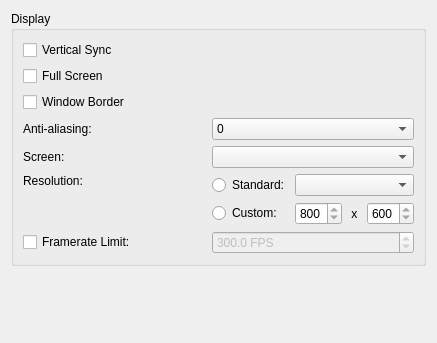
The window that files/ui/graphicspage.ui (sunhawken/openmw) describes before a commit, drawn with Qt 5.
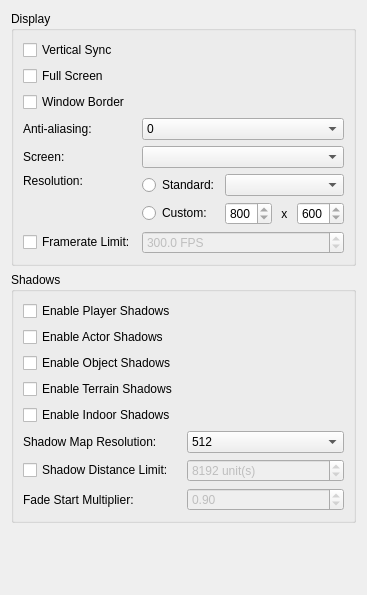
The same window after the commit.

Commit message: Add the most basic shadow settings into the launcher

```diff
--- a/files/ui/graphicspage.ui
+++ b/files/ui/graphicspage.ui
@@ -2,14 +2,6 @@
 <ui version="4.0">
  <class>GraphicsPage</class>
  <widget class="QWidget" name="GraphicsPage">
-  <property name="geometry">
-   <rect>
-    <x>0</x>
-    <y>0</y>
-    <width>437</width>
-    <height>343</height>
-   </rect>
-  </property>
   <layout class="QVBoxLayout" name="verticalLayout">
    <item>
     <widget class="QGroupBox" name="displayGroup">
@@ -178,6 +170,145 @@
      </layout>
     </widget>
    </item>
+   <item>
+    <widget class="QGroupBox" name="shadowGroup">
+     <property name="title">
+      <string>Shadows</string>
+     </property>
+     <layout class="QGridLayout" name="shadowsLayout" columnstretch="0,0,0">
+      <item row="2" column="0">
+       <widget class="QCheckBox" name="actorShadowsCheckBox">
+        <property name="text">
+         <string>Enable Actor Shadows</string>
+        </property>
+       </widget>
+      </item>
+      <item row="4" column="0">
+       <widget class="QCheckBox" name="terrainShadowsCheckBox">
+        <property name="text">
+         <string>Enable Terrain Shadows</string>
+        </property>
+       </widget>
+      </item>
+      <item row="3" column="0">
+       <widget class="QCheckBox" name="objectShadowsCheckBox">
+        <property name="text">
+         <string>Enable Object Shadows</string>
+        </property>
+       </widget>
+      </item>
+      <item row="7" column="0">
+       <widget class="QCheckBox" name="shadowDistanceCheckBox">
+        <property name="toolTip">
+         <string>&lt;html&gt;&lt;head/&gt;&lt;body&gt;&lt;p&gt;The distance from the camera at which shadows completely disappear&lt;/p&gt;&lt;/body&gt;&lt;/html&gt;</string>
+        </property>
+        <property name="text">
+         <string>Shadow Distance Limit:</string>
+        </property>
+       </widget>
+      </item>
+      <item row="6" column="0" alignment="Qt::AlignLeft">
+       <widget class="QLabel" name="shadowResolutionLabel">
+        <property name="text">
+         <string>Shadow Map Resolution:</string>
+        </property>
+       </widget>
+      </item>
+      <item row="6" column="1">
+       <widget class="QComboBox" name="shadowResolutionComboBox">
+        <item>
+         <property name="text">
+          <string>512</string>
+         </property>
+        </item>
+        <item>
+         <property name="text">
+          <string>1024</string>
+         </property>
+        </item>
+        <item>
+         <property name="text">
+          <string>2048</string>
+         </property>
+        </item>
+        <item>
+         <property name="text">
+          <string>4096</string>
+         </property>
+        </item>
+       </widget>
+      </item>
+      <item row="1" column="0">
+       <widget class="QCheckBox" name="playerShadowsCheckBox">
+        <property name="text">
+         <string>Enable Player Shadows</string>
+        </property>
+       </widget>
+      </item>
+      <item row="7" column="1">
+       <widget class="QSpinBox" name="shadowDistanceSpinBox">
+        <property name="enabled">
+         <bool>false</bool>
+        </property>
+        <property name="toolTip">
+         <string>&lt;html&gt;&lt;head/&gt;&lt;body&gt;&lt;p&gt;64 game units is 1 real life yard or about 0.9 m&lt;/p&gt;&lt;/body&gt;&lt;/html&gt;</string>
+        </property>
+        <property name="suffix">
+         <string> unit(s)</string>
+        </property>
+        <property name="minimum">
+         <number>512</number>
+        </property>
+        <property name="maximum">
+         <number>81920</number>
+        </property>
+        <property name="value">
+         <number>8192</number>
+        </property>
+       </widget>
+      </item>
+      <item row="8" column="0">
+       <widget class="QLabel" name="fadeStartLabel">
+        <property name="toolTip">
+         <string>&lt;html&gt;&lt;head/&gt;&lt;body&gt;&lt;p&gt;The fraction of the limit above at which shadows begin to gradually fade away&lt;/p&gt;&lt;/body&gt;&lt;/html&gt;</string>
+        </property>
+        <property name="text">
+         <string>Fade Start Multiplier:</string>
+        </property>
+       </widget>
+      </item>
+      <item row="8" column="1">
+       <widget class="QDoubleSpinBox" name="fadeStartSpinBox">
+        <property name="enabled">
+         <bool>false</bool>
+        </property>
+        <property name="decimals">
+         <number>2</number>
+        </property>
+        <property name="minimum">
+         <double>0.05</double>
+        </property>
+        <property name="maximum">
+         <double>1</double>
+        </property>
+        <property name="value">
+         <double>0.90</double>
+        </property>
+       </widget>
+      </item>
+      <item row="5" column="0">
+       <widget class="QCheckBox" name="indoorShadowsCheckBox">
+        <property name="toolTip">
+         <string>&lt;html&gt;&lt;head/&gt;&lt;body&gt;&lt;p&gt;Due to limitations with Morrowind's data, only actors can cast shadows indoors, which some might feel is distracting.&lt;/p&gt;&lt;p&gt;Has no effect if at least one of the options above is not enabled.&lt;/p&gt;&lt;/body&gt;&lt;/html&gt;</string>
+        </property>
+        <property name="text">
+         <string>Enable Indoor Shadows</string>
+        </property>
+       </widget>
+      </item>
+     </layout>
+    </widget>
+   </item>
    <item>
     <spacer name="verticalSpacer">
      <property name="orientation">
```
The commit also changes 2 other files.
